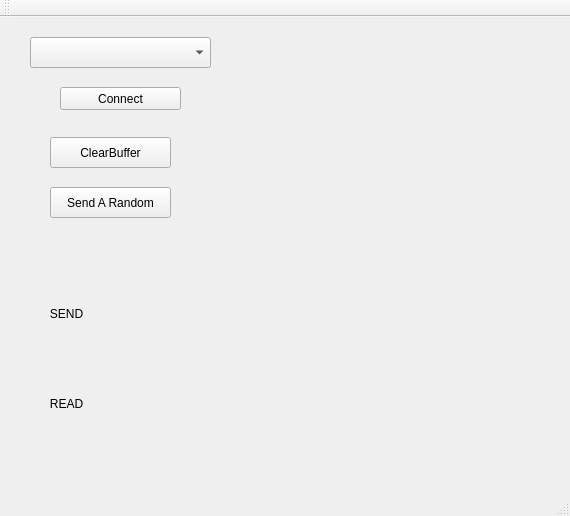
First picture: the form in mainwindow.ui, repository agooddaytowork/SerialPortWorker, before the edit.
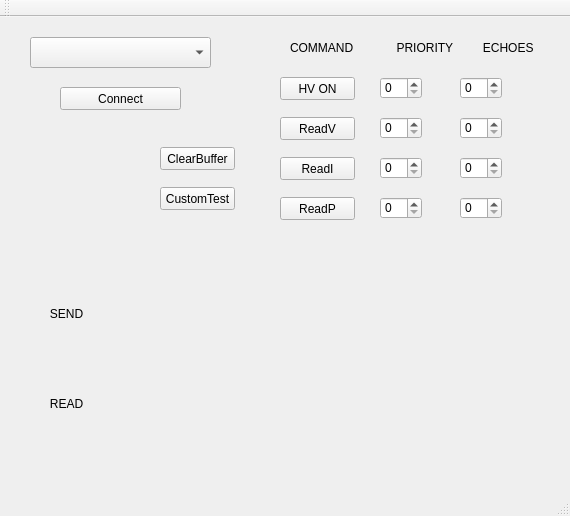
Second picture: the form after the edit.

```diff
--- a/mainwindow.ui
+++ b/mainwindow.ui
@@ -37,6 +37,151 @@
      <string>Connect</string>
     </property>
    </widget>
+   <widget class="QPushButton" name="pushButtonHVonoff">
+    <property name="geometry">
+     <rect>
+      <x>280</x>
+      <y>60</y>
+      <width>75</width>
+      <height>23</height>
+     </rect>
+    </property>
+    <property name="text">
+     <string>HV ON</string>
+    </property>
+   </widget>
+   <widget class="QSpinBox" name="spinBoxHVonoff">
+    <property name="geometry">
+     <rect>
+      <x>380</x>
+      <y>60</y>
+      <width>42</width>
+      <height>22</height>
+     </rect>
+    </property>
+   </widget>
+   <widget class="QPushButton" name="pushButtonReadV">
+    <property name="geometry">
+     <rect>
+      <x>280</x>
+      <y>100</y>
+      <width>75</width>
+      <height>23</height>
+     </rect>
+    </property>
+    <property name="text">
+     <string>ReadV</string>
+    </property>
+   </widget>
+   <widget class="QPushButton" name="pushButtonReadI">
+    <property name="geometry">
+     <rect>
+      <x>280</x>
+      <y>140</y>
+      <width>75</width>
+      <height>23</height>
+     </rect>
+    </property>
+    <property name="text">
+     <string>ReadI</string>
+    </property>
+   </widget>
+   <widget class="QPushButton" name="pushButtonReadP">
+    <property name="geometry">
+     <rect>
+      <x>280</x>
+      <y>180</y>
+      <width>75</width>
+      <height>23</height>
+     </rect>
+    </property>
+    <property name="text">
+     <string>ReadP</string>
+    </property>
+   </widget>
+   <widget class="QSpinBox" name="spinBoxReadV">
+    <property name="geometry">
+     <rect>
+      <x>380</x>
+      <y>100</y>
+      <width>42</width>
+      <height>22</height>
+     </rect>
+    </property>
+   </widget>
+   <widget class="QSpinBox" name="spinBoxReadI">
+    <property name="geometry">
+     <rect>
+      <x>380</x>
+      <y>140</y>
+      <width>42</width>
+      <height>22</height>
+     </rect>
+    </property>
+   </widget>
+   <widget class="QSpinBox" name="spinBoxReadP">
+    <property name="geometry">
+     <rect>
+      <x>380</x>
+      <y>180</y>
+      <width>42</width>
+      <height>22</height>
+     </rect>
+    </property>
+   </widget>
+   <widget class="QLabel" name="label">
+    <property name="geometry">
+     <rect>
+      <x>290</x>
+      <y>20</y>
+      <width>291</width>
+      <height>21</height>
+     </rect>
+    </property>
+    <property name="text">
+     <string>COMMAND             PRIORITY         ECHOES</string>
+    </property>
+   </widget>
+   <widget class="QSpinBox" name="spinBoxHVonoff_2">
+    <property name="geometry">
+     <rect>
+      <x>460</x>
+      <y>60</y>
+      <width>42</width>
+      <height>22</height>
+     </rect>
+    </property>
+   </widget>
+   <widget class="QSpinBox" name="spinBoxReadI_2">
+    <property name="geometry">
+     <rect>
+      <x>460</x>
+      <y>140</y>
+      <width>42</width>
+      <height>22</height>
+     </rect>
+    </property>
+   </widget>
+   <widget class="QSpinBox" name="spinBoxReadV_2">
+    <property name="geometry">
+     <rect>
+      <x>460</x>
+      <y>100</y>
+      <width>42</width>
+      <height>22</height>
+     </rect>
+    </property>
+   </widget>
+   <widget class="QSpinBox" name="spinBoxReadP_2">
+    <property name="geometry">
+     <rect>
+      <x>460</x>
+      <y>180</y>
+      <width>42</width>
+      <height>22</height>
+     </rect>
+    </property>
+   </widget>
    <widget class="QLabel" name="labelSEND">
     <property name="geometry">
      <rect>
@@ -130,23 +275,23 @@
    <widget class="QPushButton" name="pushButton">
     <property name="geometry">
      <rect>
-      <x>50</x>
+      <x>160</x>
       <y>170</y>
-      <width>121</width>
-      <height>31</height>
+      <width>75</width>
+      <height>23</height>
      </rect>
     </property>
     <property name="text">
-     <string>Send A Random</string>
+     <string>CustomTest</string>
     </property>
    </widget>
    <widget class="QPushButton" name="pushButtonClearBuffer">
     <property name="geometry">
      <rect>
-      <x>50</x>
-      <y>120</y>
-      <width>121</width>
-      <height>31</height>
+      <x>160</x>
+      <y>130</y>
+      <width>75</width>
+      <height>23</height>
      </rect>
     </property>
     <property name="text">
```
